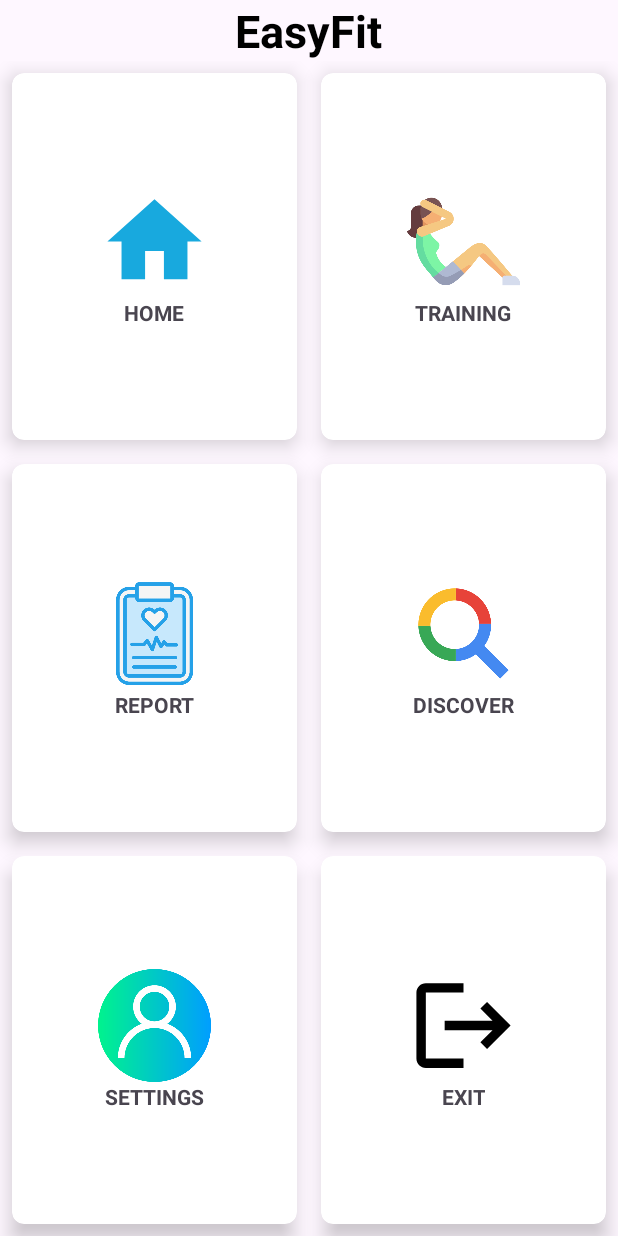
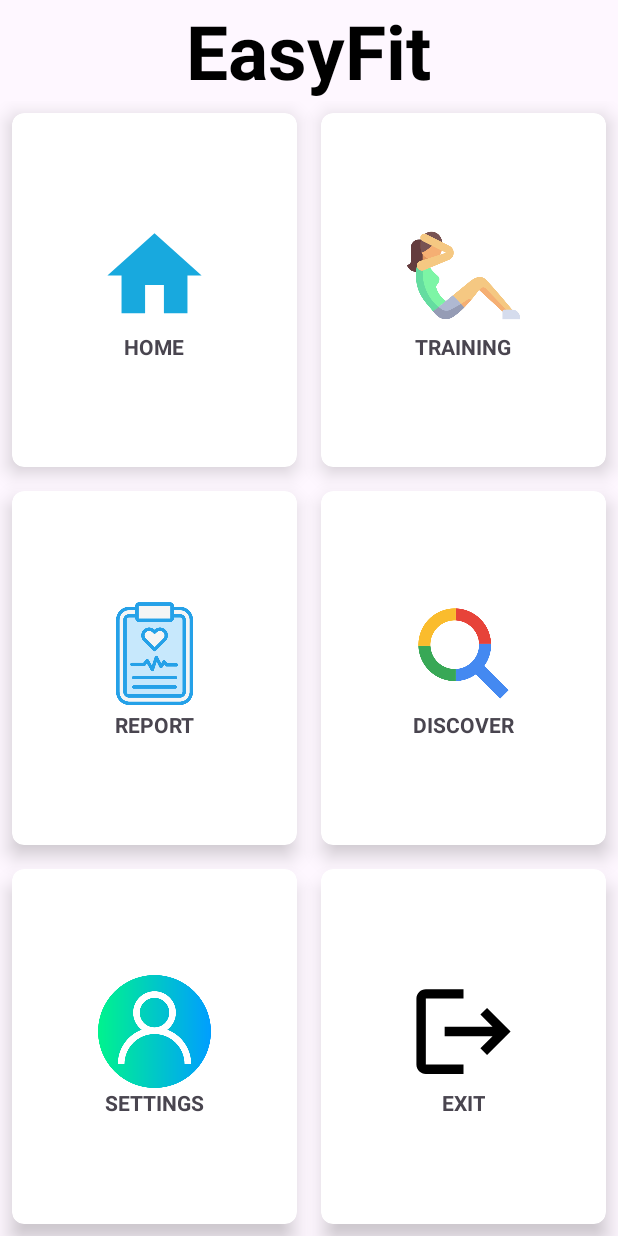
Before and after one commit to ValerieMbaka/Project, an Android app: the layout activity_main.xml on its own in the app's theme, with its tools: preview values and no code run, on a phone screen of 412 x 824 dp. Run offline under Robolectric (Android 15) with nearby library versions, the phone set to English and light mode, and no system bars.

Commit message:
First commit

```diff
--- a/app/src/main/java/com/example/myworkoutapp/SplashActivity.kt
+++ b/app/src/main/java/com/example/myworkoutapp/SplashActivity.kt
@@ -12,7 +12,7 @@ class SplashActivity : AppCompatActivity() {
         setContentView(R.layout.activity_splash)
         val handler = Handler(Looper.getMainLooper())
         handler.postDelayed({
-            val intent = Intent(this, SignUpActivity::class.java)
+            val intent = Intent(this, LoginActivity::class.java)
             startActivity(intent)
             finish()
         }, 1000)
--- a/app/src/main/res/layout/activity_main.xml
+++ b/app/src/main/res/layout/activity_main.xml
@@ -15,7 +15,7 @@
         android:text="@string/app_name"
         android:textColor="@color/black"
         android:textStyle="bold"
-        android:textSize="30sp"
+        android:textSize="50sp"
         />
 
     <GridLayout
```
